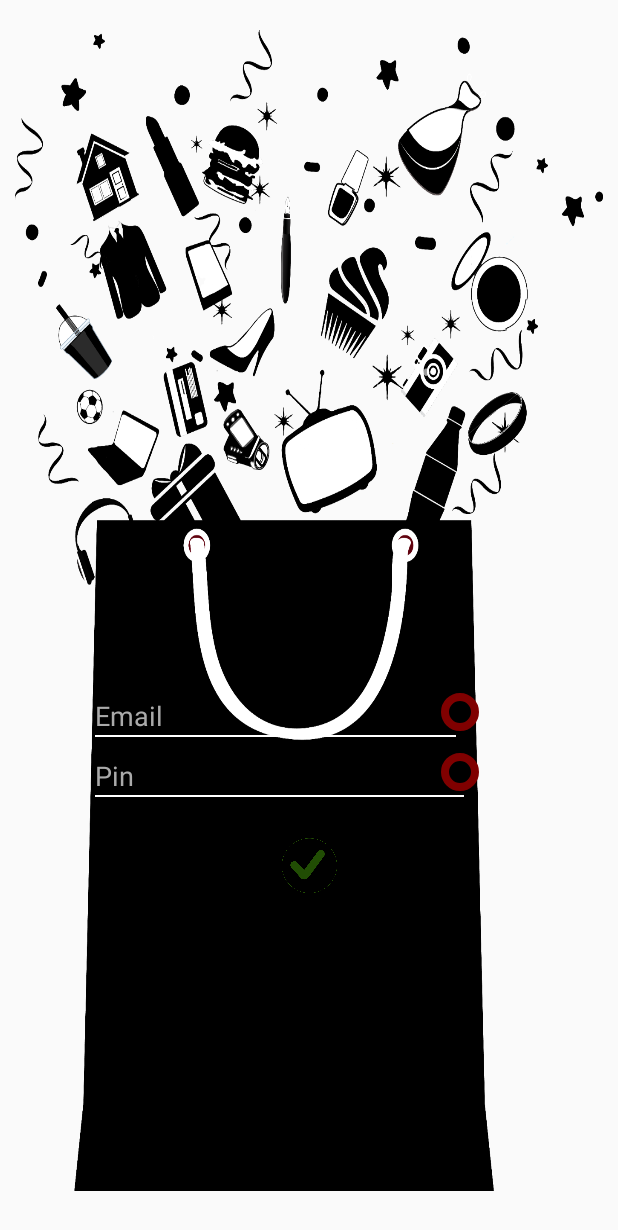
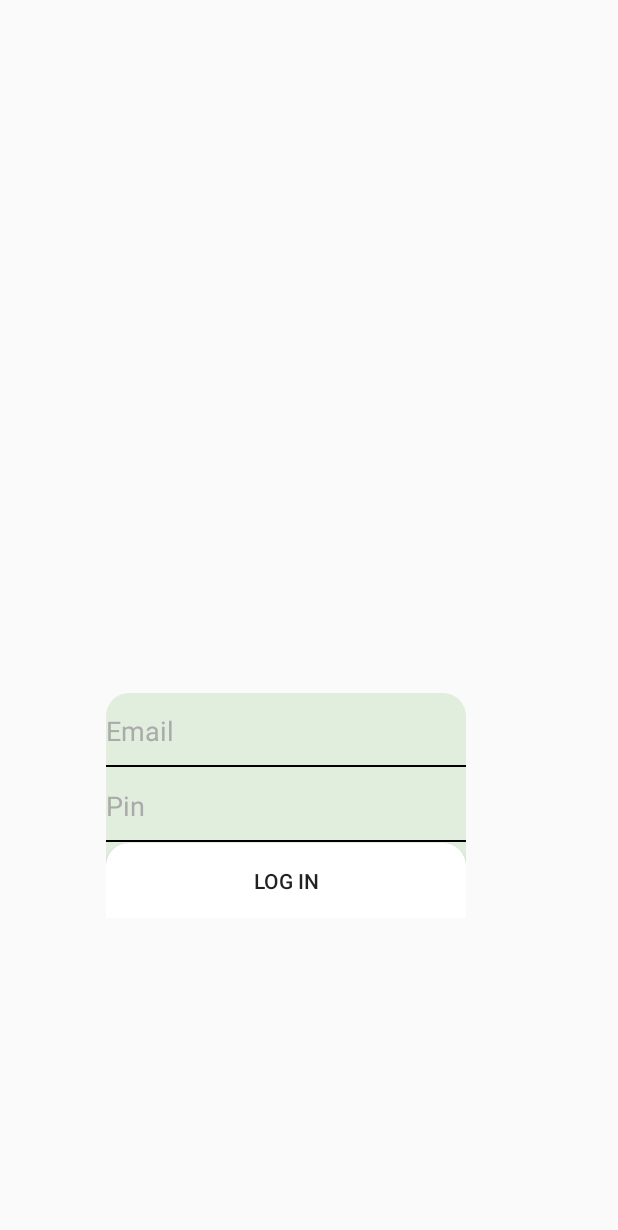
Before and after one commit to appinion-project/Appinion4, an Android app: the screen it shows after launch (Login_03), on a phone screen of 412 x 824 dp. Shown: the top 1230 px of the screen. Run offline under Robolectric (Android 15) with nearby library versions, the phone set to English and light mode, and no system bars; libraries missing offline, so code that uses them is left out: com.loopj.android, cz.msebera.android; 3 statements that could not run were skipped.

```diff
--- a/app/src/main/java/com/appinion/app/Login_03.java
+++ b/app/src/main/java/com/appinion/app/Login_03.java
@@ -155,12 +155,12 @@ public class Login_03 extends BaseActivity implements View.OnClickListener, Webs
                 if(hasFocus==false){
                     View checkEmail=(View)findViewById(R.id.v_check_email);
                     if(mEmailEdt.getText().toString().equals("")){
-                        checkEmail.setBackgroundResource(R.drawable.border_with_circle);
+                       // checkEmail.setBackgroundResource(R.drawable.border_with_circle);
                     }
 
                     else
                     {
-                        checkEmail.setBackgroundResource(R.drawable.border_with_circle_green);
+                       // checkEmail.setBackgroundResource(R.drawable.border_with_circle_green);
                     }
                 }
                 break;
@@ -169,12 +169,12 @@ public class Login_03 extends BaseActivity implements View.OnClickListener, Webs
                 if(hasFocus==false){
                     View checkPin=(View)findViewById(R.id.v_check_pin);
                     if(mPinEdt.getText().toString().equals("")){
-                        checkPin.setBackgroundResource(R.drawable.border_with_circle);
+                        //checkPin.setBackgroundResource(R.drawable.border_with_circle);
                     }
 
                     else
                     {
-                        checkPin.setBackgroundResource(R.drawable.border_with_circle_green);
+                       // checkPin.setBackgroundResource(R.drawable.border_with_circle_green);
                     }
                 }
                 break;
--- /dev/null
+++ b/app/src/main/res/drawable-xxhdpi/upcurve.xml
@@ -0,0 +1,10 @@
+<?xml version="1.0" encoding="utf-8"?>
+<shape
+    xmlns:android="http://schemas.android.com/apk/res/android"
+    android:shape="rectangle">
+    <solid android:color="#ffffff" />
+    <corners android:bottomRightRadius="0dp"
+        android:bottomLeftRadius="0dp"
+        android:topRightRadius="15dp"
+        android:topLeftRadius="15dp"/>
+</shape>
--- a/app/src/main/res/layout/activity_login03.xml
+++ b/app/src/main/res/layout/activity_login03.xml
@@ -18,8 +18,48 @@
         android:layout_marginRight="10dp"
         android:layout_marginBottom="30dp"
         android:weightSum="1"
-        android:background="@mipmap/bag_edit_final"
         >
+
+        <LinearLayout
+            android:layout_marginTop="630dp"
+            android:layout_width="240dp"
+            android:layout_marginLeft="-15dp"
+            android:layout_height="150dp"
+            android:orientation="vertical"
+            android:background="@drawable/round">
+
+            <EditText
+                android:id="@+id/act_login_edt_email"
+                android:layout_width="match_parent"
+                android:layout_height="match_parent"
+                android:background="@drawable/edit_text_bottom_line"
+                android:hint="@string/email"
+                android:textColorHint="#aaaaaa"
+                android:layout_weight="1"
+                android:layout_marginTop="0dp"
+                android:textColor="#ffffff"
+                 />
+            <EditText
+                android:id="@+id/act_login_edt_pin"
+                android:layout_width="match_parent"
+                android:layout_height="match_parent"
+                android:layout_weight="1"
+                android:hint="@string/pin"
+                android:textColorHint="#aaaaaa"
+                android:textColor="#ffffff"
+                android:background="@drawable/edit_text_bottom_line"
+              />
+            <Button
+                android:id="@+id/act_login_btn_login"
+                android:layout_width="match_parent"
+                android:layout_height="match_parent"
+                android:layout_weight="1"
+                android:layout_gravity="center_vertical"
+                android:text="Log In"
+                android:background="@drawable/upcurve"
+                />
+
+        </LinearLayout>
 
 
 
@@ -38,27 +78,11 @@
 
 
 
-           <EditText
-                android:id="@+id/act_login_edt_email"
-                android:layout_width="match_parent"
-                android:layout_height="match_parent"
-                android:background="@drawable/edit_text_bottom_line_white"
-                android:hint="@string/email"
-                 android:textColorHint="#aaaaaa"
-                android:layout_weight="1"
-                android:layout_marginTop="0dp"
-               android:textColor="#ffffff"
-               android:backgroundTint="#ffffff" />
 
 
 
 
-            <View
-                android:id="@+id/v_check_email"
-                android:layout_marginLeft="-10dp"
-                android:layout_width="25dp"
-                android:layout_height="25dp"
-                android:background="@drawable/border_with_circle"/>
+
 
 
         </LinearLayout>
@@ -73,46 +97,25 @@
             android:layout_marginBottom="10dp">
 
 
-            <EditText
-                android:id="@+id/act_login_edt_pin"
-                android:layout_width="match_parent"
-                android:layout_height="match_parent"
-                android:layout_weight="1"
-                android:background="@drawable/edit_text_bottom_line_white"
-                android:hint="@string/pin"
-                android:textColorHint="#aaaaaa"
-                android:textColor="#ffffff"
-                android:backgroundTint="#ffffff" />
-            <View
-                android:id="@+id/v_check_pin"
-                android:layout_marginLeft="-15dp"
-                android:layout_width="25dp"
-                android:layout_height="25dp"
-                android:background="@drawable/border_with_circle"/>
+
 
         </LinearLayout>
+
+
 
         <LinearLayout
             android:orientation="horizontal"
             android:layout_width="match_parent"
-            android:layout_height="50dp"
-            android:layout_marginTop="10dp"
-            android:gravity="center"
-            android:weightSum="1">
+            android:layout_marginLeft="35dp"
+            android:layout_marginRight="50dp"
+            android:layout_height="30dp"
+            android:weightSum="1"
+            android:layout_marginBottom="10dp">
 
 
-            <Button
-                android:id="@+id/act_login_btn_login"
-
-                android:layout_width="40dp"
-                android:layout_height="40dp"
-                android:layout_gravity="center_vertical"
-                android:background="@mipmap/tick"
-                android:backgroundTint="#214d04" />
-
-            <!--     -->
 
         </LinearLayout>
+
     </LinearLayout>
 
 
```
Also changed, not shown: app/src/main/res/mipmap-xhdpi/log_in_backgound.png (added).
